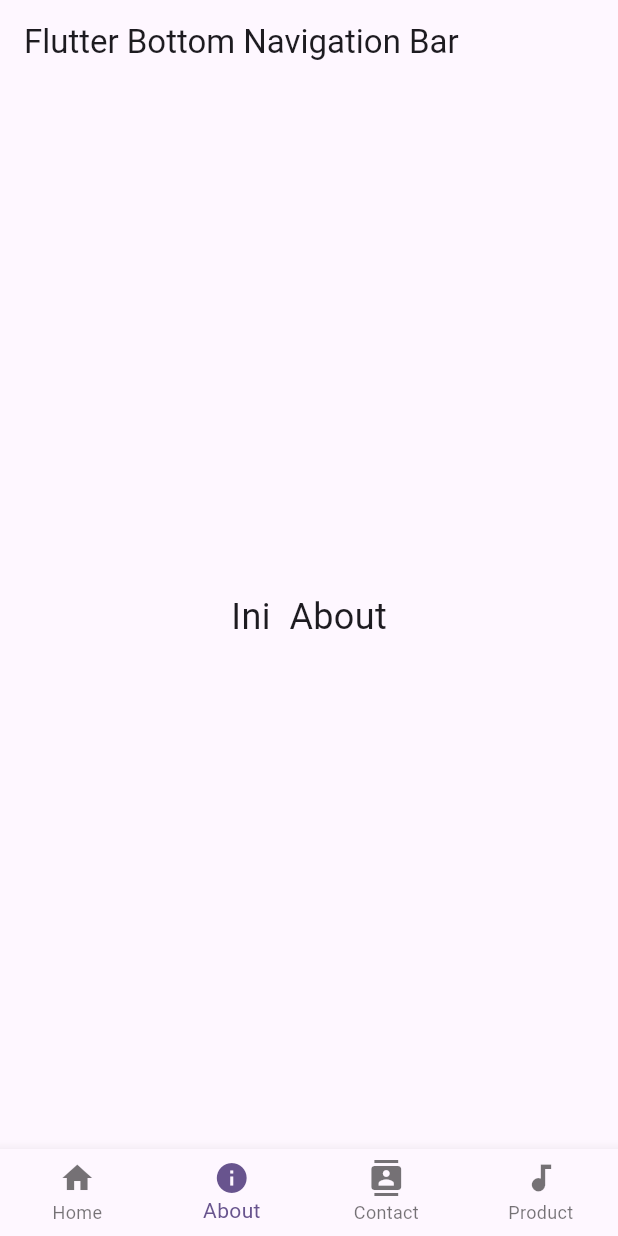
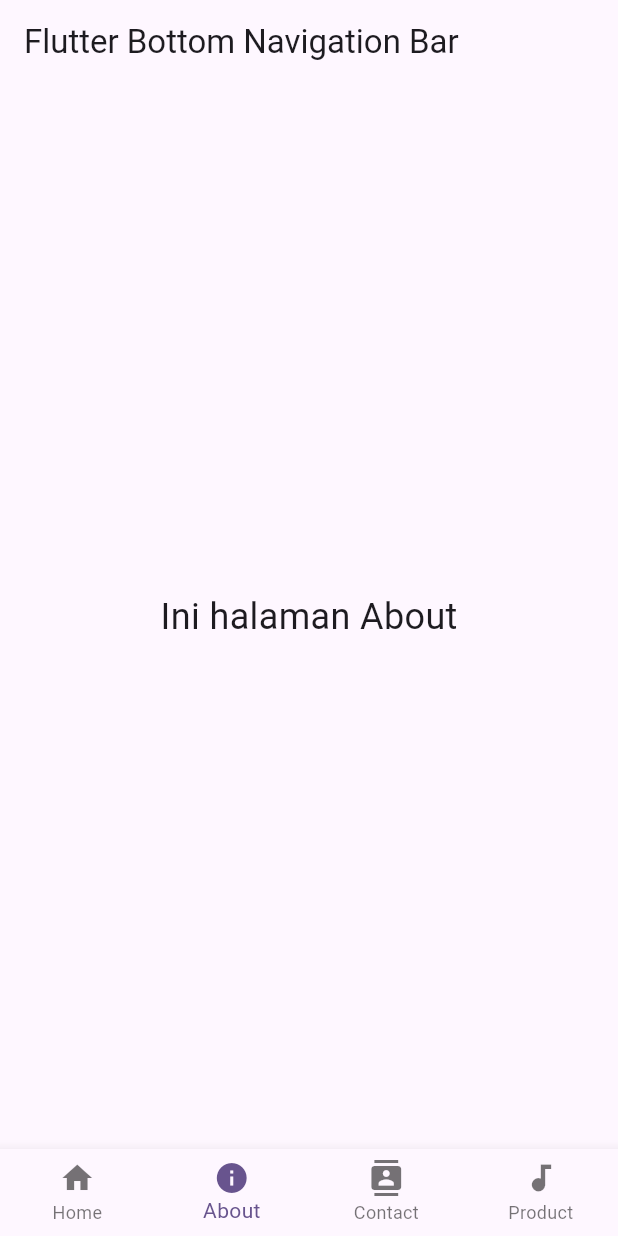
Before and after one commit to ilhamafandi21/firstapp, a Flutter app: the screen it shows after launch, item 2 of the bottom bar chosen, on a phone screen of 412 x 824 dp. Run offline on Flutter 3.47's test engine with Material 3 defaults, Android fonts, the phone set to English and light mode, and no system bars.

Commit message:
26-09-2025

```diff
--- a/lib/main.dart
+++ b/lib/main.dart
@@ -29,7 +29,7 @@ class _MyHomePageState extends State<MyHomePage>{
 
   final List<Widget> _pages = const [
     Center(child: Text("Ini halaman Home", style: TextStyle(fontSize: 24))),
-    Center(child: Text("Ini  About", style: TextStyle(fontSize: 24))),
+    Center(child: Text("Ini halaman About", style: TextStyle(fontSize: 24))),
     Center(child: Text("Ini halaman Contact", style: TextStyle(fontSize: 24))),
     Center(child: Text("Ini halaman Product", style: TextStyle(fontSize: 24))),
   ];
```
